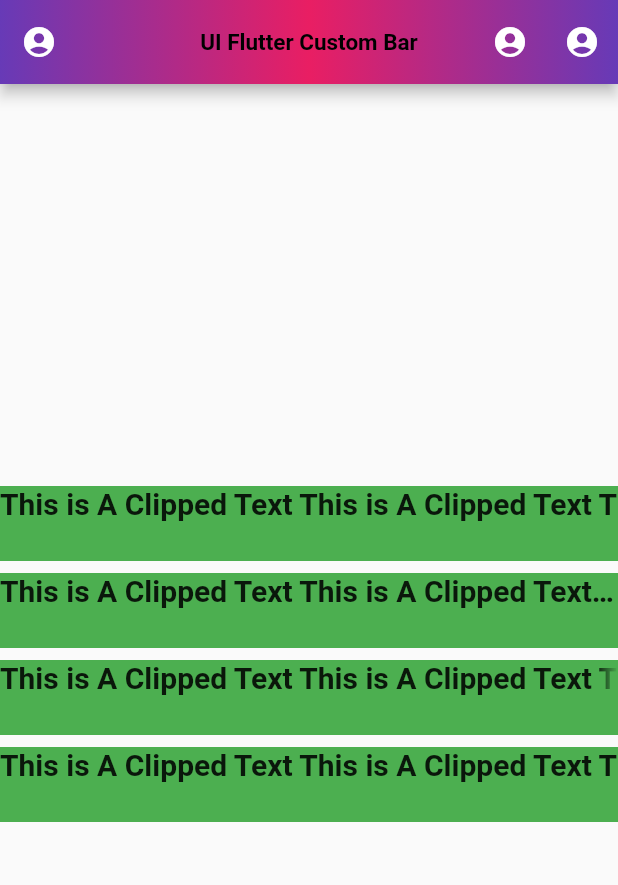
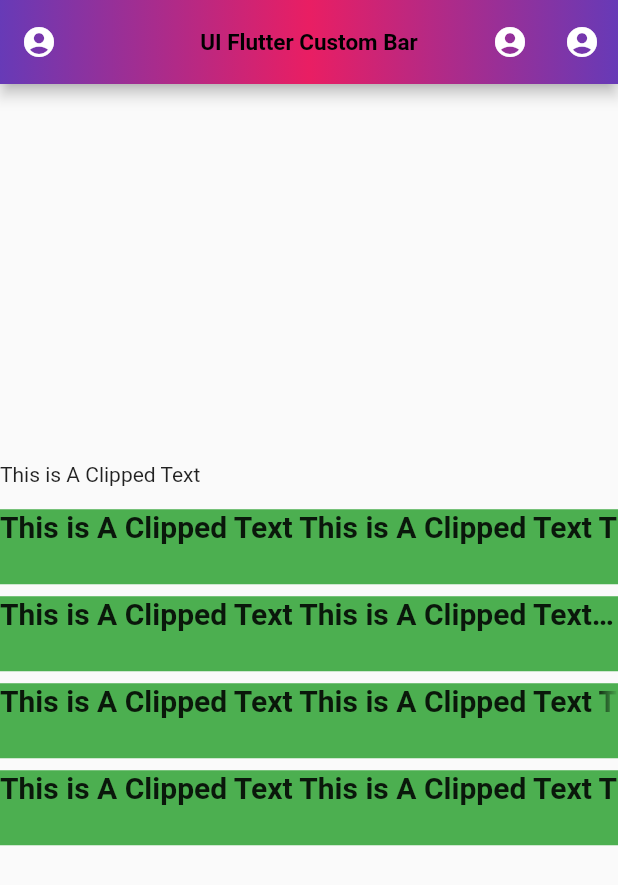
Before and after one commit to Devsaci/custom_appbarV2, a Flutter app: the screen it shows after launch, on a phone screen of 412 x 824 dp. Shown: the top 885 px of the screen. Run offline on Flutter 3.47's test engine with Material 2 defaults, Android fonts, the phone set to English and light mode, and no system bars; our stand-ins replace another_flushbar, fluttertoast.

Commit message:
SelectableText

```diff
--- a/lib/main.dart
+++ b/lib/main.dart
@@ -84,6 +84,15 @@ class _MyHomePageState extends State<MyHomePage> {
         mainAxisAlignment: MainAxisAlignment.center,
         crossAxisAlignment: CrossAxisAlignment.stretch,
         children: [
+          const SelectableText(
+            "This is A Clipped Text ",
+              showCursor: true,
+              toolbarOptions: ToolbarOptions(copy: true, selectAll: true,paste: true),
+
+          ),
+          SizedBox(
+            height: 15,
+          ),
           Container(
             width: 200,
             height: 50,
```
